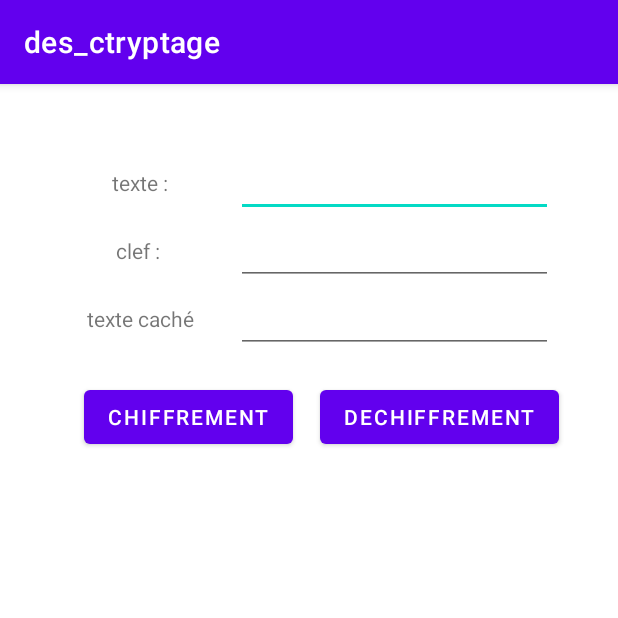
After one commit to Devime/des_ctryptage, an Android app: the Transpositionrect screen opened directly, with no data from a screen before it, on a phone screen of 412 x 824 dp, the top half of it. The commit adds this screen. Run offline under Robolectric (Android 15) with nearby library versions, the phone set to English and light mode, and no system bars; Roboto replaces fonts that are not available here.

Commit message:
correction playfair+ re-re-re debut de Transpositionrect

```diff
--- a/app/src/main/AndroidManifest.xml
+++ b/app/src/main/AndroidManifest.xml
@@ -9,7 +9,8 @@
         android:roundIcon="@mipmap/ic_launcher_round"
         android:supportsRtl="true"
         android:theme="@style/Theme.Des_ctryptage">
-        <activity android:name=".Playfair"></activity>
+        <activity android:name=".Transpositionrect"></activity>
+        <activity android:name=".Playfair" />
         <activity android:name=".Atbash" />
         <activity android:name=".Cesar" />
         <activity android:name=".Hill" />
--- a/app/src/main/java/com/example/des_ctryptage/MainActivity.kt
+++ b/app/src/main/java/com/example/des_ctryptage/MainActivity.kt
@@ -31,6 +31,12 @@ class MainActivity : AppCompatActivity() {
             startActivity(intent)
 
         }
+        var bttrans: Button = findViewById<Button>(R.id.B1Transposition_rectangulaire)
+        bttrans.setOnClickListener {
+            var intent = Intent(this, Transpositionrect::class.java)
+            startActivity(intent)
+
+        }
 
         var btvigenere: Button = findViewById<Button>(R.id.B1Vigenere)
         btvigenere.setOnClickListener {
--- a/app/src/main/java/com/example/des_ctryptage/Playfair.kt
+++ b/app/src/main/java/com/example/des_ctryptage/Playfair.kt
@@ -222,12 +222,13 @@ class Playfair : AppCompatActivity() {
         var i = 0
         var j = 0
         var y = 0
+        var x=tab[i].size
         for (k in 0 until 2) {
             println("----------------------searching : "+couple[k])
             if (couple[k] == "w") couple[k] = "v"
             while (tab[i][j] != couple[k]) {
                 j++
-                if (j == 4) {
+                if (j == x) {
                     i++
                     j = 0
                 }
--- /dev/null
+++ b/app/src/main/res/layout/activity_transpositionrect.xml
@@ -0,0 +1,102 @@
+<?xml version="1.0" encoding="utf-8"?>
+<androidx.constraintlayout.widget.ConstraintLayout xmlns:android="http://schemas.android.com/apk/res/android"
+    xmlns:app="http://schemas.android.com/apk/res-auto"
+    xmlns:tools="http://schemas.android.com/tools"
+    android:layout_width="match_parent"
+    android:layout_height="match_parent"
+    tools:context=".Transpositionrect">
+
+    <EditText
+        android:id="@+id/transin"
+        android:layout_width="211dp"
+        android:layout_height="45dp"
+        android:layout_marginTop="43dp"
+        android:ems="10"
+        android:inputType="textPersonName"
+        app:layout_constraintStart_toEndOf="@+id/transtx"
+        app:layout_constraintTop_toTopOf="parent" />
+
+    <TextView
+        android:id="@+id/transtx"
+        android:layout_width="127dp"
+        android:layout_height="45dp"
+        android:layout_marginStart="30dp"
+        android:layout_marginTop="43dp"
+        android:gravity="center"
+        android:text="texte :"
+        android:textAlignment="center"
+        app:layout_constraintStart_toStartOf="parent"
+        app:layout_constraintTop_toTopOf="parent" />
+
+    <TextView
+        android:id="@+id/textView2"
+        android:layout_width="127dp"
+        android:layout_height="45dp"
+        android:layout_marginStart="30dp"
+        android:gravity="center"
+        android:text="clef : "
+        app:layout_constraintStart_toStartOf="parent"
+        app:layout_constraintTop_toBottomOf="@+id/transtx" />
+
+    <EditText
+        android:id="@+id/transkey"
+        android:layout_width="211dp"
+        android:layout_height="45dp"
+        android:ems="10"
+        android:inputType="textPersonName"
+        app:layout_constraintStart_toEndOf="@+id/textView2"
+        app:layout_constraintTop_toBottomOf="@+id/transin" />
+
+    <Button
+        android:id="@+id/transbt"
+        android:layout_width="wrap_content"
+        android:layout_height="wrap_content"
+        android:layout_marginStart="56dp"
+        android:layout_marginTop="64dp"
+        android:text="chiffrement"
+        app:layout_constraintStart_toStartOf="parent"
+        app:layout_constraintTop_toBottomOf="@+id/textView2" />
+
+    <Button
+        android:id="@+id/transbtun"
+        android:layout_width="wrap_content"
+        android:layout_height="wrap_content"
+        android:layout_marginStart="18dp"
+        android:layout_marginTop="64dp"
+        android:text="dechiffrement"
+        app:layout_constraintStart_toEndOf="@+id/transbt"
+        app:layout_constraintTop_toBottomOf="@+id/textView2" />
+
+    <TableLayout
+        android:id="@+id/transtable"
+        android:layout_width="361dp"
+        android:layout_height="411dp"
+        android:layout_marginStart="28dp"
+        android:layout_marginBottom="75dp"
+        app:layout_constraintBottom_toBottomOf="parent"
+        app:layout_constraintStart_toStartOf="parent">
+
+    </TableLayout>
+
+    <TextView
+        android:id="@+id/transfix"
+        android:layout_width="127dp"
+        android:layout_height="45dp"
+        android:layout_marginStart="30dp"
+        android:gravity="center"
+        android:text="texte caché"
+        app:layout_constraintStart_toStartOf="parent"
+        app:layout_constraintTop_toBottomOf="@+id/textView2" />
+
+    <EditText
+        android:id="@+id/transout"
+        android:layout_width="211dp"
+        android:layout_height="45dp"
+        android:ems="10"
+        android:inputType="textPersonName"
+        app:layout_constraintStart_toEndOf="@+id/transfix"
+        app:layout_constraintTop_toBottomOf="@+id/transkey" />
+
+
+
+</androidx.constraintlayout.widget.ConstraintLayout>
--- a/build.gradle
+++ b/build.gradle
@@ -6,7 +6,7 @@ buildscript {
         jcenter()
     }
     dependencies {
-        classpath "com.android.tools.build:gradle:4.1.2"
+        classpath 'com.android.tools.build:gradle:4.1.3'
         classpath "org.jetbrains.kotlin:kotlin-gradle-plugin:$kotlin_version"
 
         // NOTE: Do not place your application dependencies here; they belong
```
Also changed, not shown: app/src/main/java/com/example/des_ctryptage/Transpositionrect.kt (added, +104 -0 lines).
